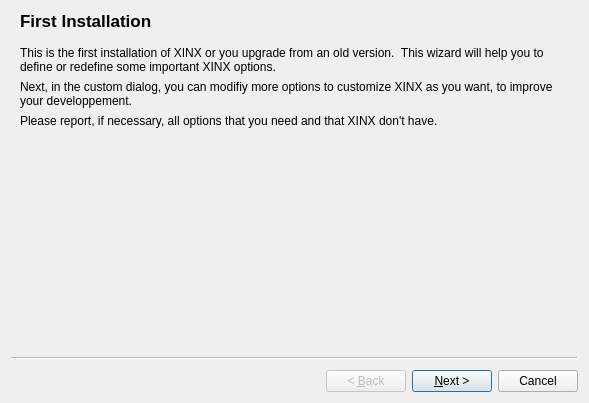
This is xinx/ui/newversion.ui in phoenix741/xinx as Qt 5 draws it before an edit. The edited form follows.
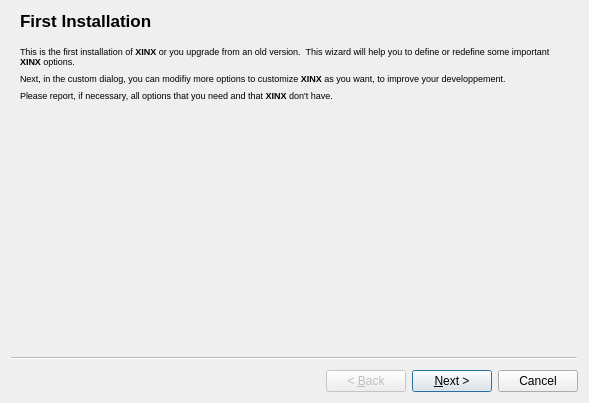
This is the edited form. Icons and pictures are not drawn. Custom widgets are drawn as their Qt base class.

```diff
--- a/xinx/ui/newversion.ui
+++ b/xinx/ui/newversion.ui
@@ -24,7 +24,11 @@
     <item row="0" column="0">
      <widget class="QLabel" name="label">
       <property name="text">
-       <string>This is the first installation of XINX or you upgrade from an old version.  This wizard will help you to define or redefine some important XINX options.</string>
+       <string>&lt;!DOCTYPE HTML PUBLIC &quot;-//W3C//DTD HTML 4.0//EN&quot; &quot;http://www.w3.org/TR/REC-html40/strict.dtd&quot;&gt;
+&lt;html&gt;&lt;head&gt;&lt;meta name=&quot;qrichtext&quot; content=&quot;1&quot; /&gt;&lt;style type=&quot;text/css&quot;&gt;
+p, li { white-space: pre-wrap; }
+&lt;/style&gt;&lt;/head&gt;&lt;body style=&quot; font-family:'DejaVu Sans'; font-size:7pt; font-weight:400; font-style:normal;&quot;&gt;
+&lt;p style=&quot; margin-top:0px; margin-bottom:0px; margin-left:0px; margin-right:0px; -qt-block-indent:0; text-indent:0px;&quot;&gt;This is the first installation of &lt;span style=&quot; font-weight:600;&quot;&gt;XINX&lt;/span&gt; or you upgrade from an old version.  This wizard will help you to define or redefine some important &lt;span style=&quot; font-weight:600;&quot;&gt;XINX&lt;/span&gt; options.&lt;/p&gt;&lt;/body&gt;&lt;/html&gt;</string>
       </property>
       <property name="wordWrap">
        <bool>true</bool>
@@ -34,7 +38,11 @@
     <item row="1" column="0">
      <widget class="QLabel" name="label_2">
       <property name="text">
-       <string>Next, in the custom dialog, you can modifiy more options to customize XINX as you want, to improve your developpement.</string>
+       <string>&lt;!DOCTYPE HTML PUBLIC &quot;-//W3C//DTD HTML 4.0//EN&quot; &quot;http://www.w3.org/TR/REC-html40/strict.dtd&quot;&gt;
+&lt;html&gt;&lt;head&gt;&lt;meta name=&quot;qrichtext&quot; content=&quot;1&quot; /&gt;&lt;style type=&quot;text/css&quot;&gt;
+p, li { white-space: pre-wrap; }
+&lt;/style&gt;&lt;/head&gt;&lt;body style=&quot; font-family:'DejaVu Sans'; font-size:7pt; font-weight:400; font-style:normal;&quot;&gt;
+&lt;p style=&quot; margin-top:0px; margin-bottom:0px; margin-left:0px; margin-right:0px; -qt-block-indent:0; text-indent:0px;&quot;&gt;Next, in the custom dialog, you can modifiy more options to customize &lt;span style=&quot; font-weight:600;&quot;&gt;XINX&lt;/span&gt; as you want, to improve your developpement.&lt;/p&gt;&lt;/body&gt;&lt;/html&gt;</string>
       </property>
       <property name="wordWrap">
        <bool>true</bool>
@@ -44,7 +52,11 @@
     <item row="2" column="0">
      <widget class="QLabel" name="label_3">
       <property name="text">
-       <string>Please report, if necessary, all options that you need and that XINX don't have.</string>
+       <string>&lt;!DOCTYPE HTML PUBLIC &quot;-//W3C//DTD HTML 4.0//EN&quot; &quot;http://www.w3.org/TR/REC-html40/strict.dtd&quot;&gt;
+&lt;html&gt;&lt;head&gt;&lt;meta name=&quot;qrichtext&quot; content=&quot;1&quot; /&gt;&lt;style type=&quot;text/css&quot;&gt;
+p, li { white-space: pre-wrap; }
+&lt;/style&gt;&lt;/head&gt;&lt;body style=&quot; font-family:'DejaVu Sans'; font-size:7pt; font-weight:400; font-style:normal;&quot;&gt;
+&lt;p style=&quot; margin-top:0px; margin-bottom:0px; margin-left:0px; margin-right:0px; -qt-block-indent:0; text-indent:0px;&quot;&gt;Please report, if necessary, all options that you need and that &lt;span style=&quot; font-weight:600;&quot;&gt;XINX&lt;/span&gt; don't have.&lt;/p&gt;&lt;/body&gt;&lt;/html&gt;</string>
       </property>
       <property name="wordWrap">
        <bool>true</bool>
```
Left out of the diff: 8 changed lines with no effect on the pictures.
